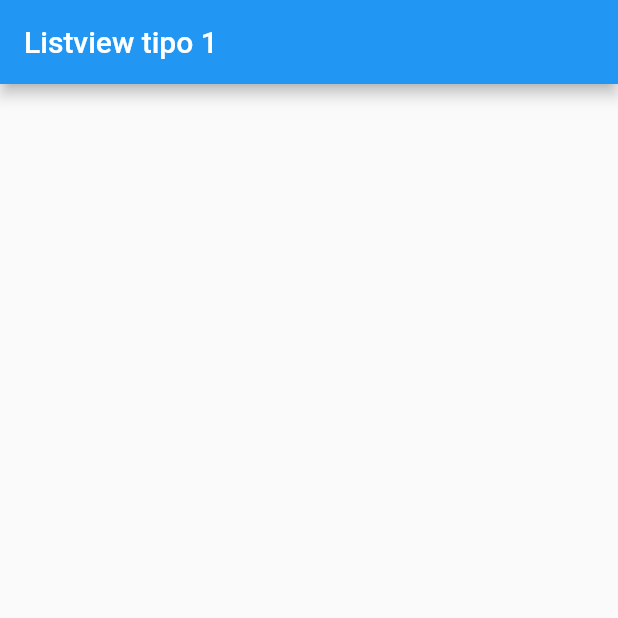
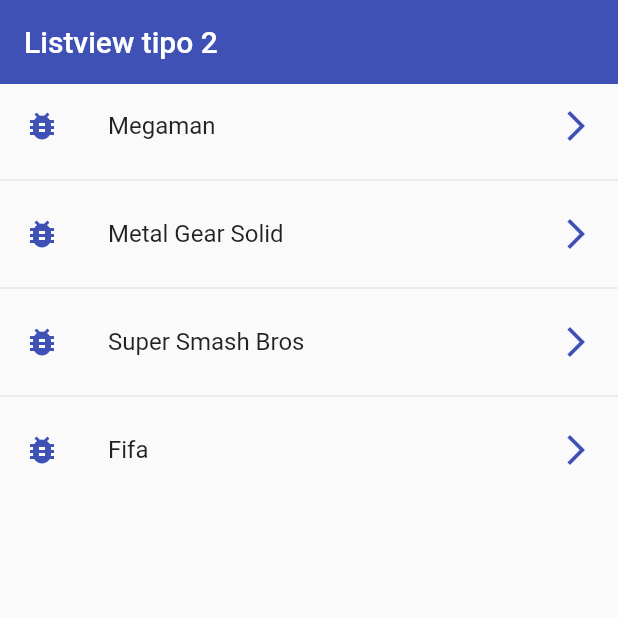
Before and after one commit to Amalip/FlutterComponents, a Flutter app: the screen it shows after launch, on a phone screen of 412 x 824 dp, the top half of it. Run offline on Flutter 3.47's test engine with Material 2 defaults, Android fonts, the phone set to English and light mode, and no system bars.

Commit message:
Basic lists

```diff
--- a/lib/main.dart
+++ b/lib/main.dart
@@ -1,5 +1,5 @@
 import 'package:flutter/material.dart';
-import 'package:flutter_components/screens/listview1_screen.dart';
+import 'package:flutter_components/screens/listview2_screen.dart';
 
 void main() => runApp(const MyApp());
 
@@ -11,7 +11,7 @@ class MyApp extends StatelessWidget {
     return const MaterialApp(
       debugShowCheckedModeBanner: false,
       title: 'Material App',
-      home: ListView1Screen(),
+      home: ListView2Screen(),
     );
   }
 }
--- a/lib/screens/listview1_screen.dart
+++ b/lib/screens/listview1_screen.dart
@@ -2,6 +2,13 @@ import 'package:flutter/material.dart';
 
 class ListView1Screen extends StatelessWidget {
   const ListView1Screen({Key? key}) : super(key: key);
+
+  final games = const [
+    "Megaman",
+    "Metal Gear Solid",
+    "Super Smash Bros",
+    "Fifa",
+  ];
 
   @override
   Widget build(BuildContext context) {
@@ -10,7 +17,16 @@ class ListView1Screen extends StatelessWidget {
         title: const Text("Listview tipo 1"),
       ),
       body: ListView(
-        children: [],
+        children: [
+          ...games
+              .map((game) => ListTile(
+                    title: Text(game),
+                    leading: const Icon(Icons.bug_report),
+                    trailing: const Icon(Icons.arrow_forward_ios),
+                  ))
+              .toList(),
+          const Divider()
+        ],
       ),
     );
   }
--- /dev/null
+++ b/lib/screens/listview2_screen.dart
@@ -0,0 +1,33 @@
+import 'package:flutter/material.dart';
+
+class ListView2Screen extends StatelessWidget {
+  const ListView2Screen({Key? key}) : super(key: key);
+
+  final games = const [
+    "Megaman",
+    "Metal Gear Solid",
+    "Super Smash Bros",
+    "Fifa",
+  ];
+
+  @override
+  Widget build(BuildContext context) {
+    return Scaffold(
+      appBar: AppBar(
+        title: const Text("Listview tipo 2"),
+        elevation: 0,
+        backgroundColor: Colors.indigo,
+      ),
+      body: ListView.separated(
+          itemBuilder: (context, index) => ListTile(
+                title: Text(games[index]),
+                leading: const Icon(Icons.bug_report, color: Colors.indigo),
+                trailing:
+                    const Icon(Icons.arrow_forward_ios, color: Colors.indigo),
+                onTap: () => {},
+              ),
+          separatorBuilder: (_, __) => const Divider(),
+          itemCount: games.length),
+    );
+  }
+}
```
